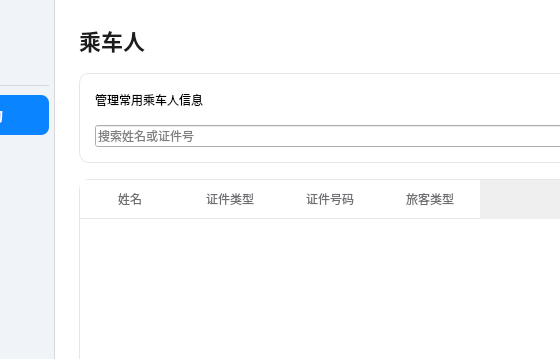
Before: the Qt Designer form src/app/mainwindow.ui in miunerofrade/seu-qt-summer-school, drawn with Qt 5; both pictures show x 105 to 665 and y 0 to 359 of the 960 by 624 pixel window.
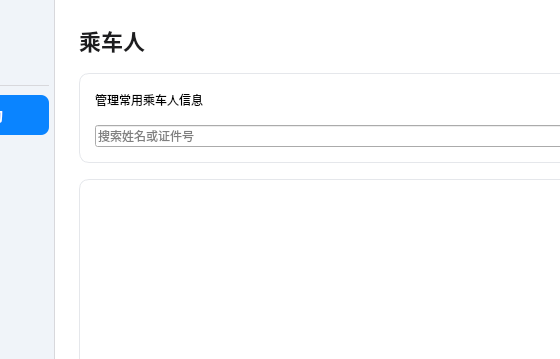
After: the same form once the commit is applied. The open tabs and pages were chosen to show the change. Icons and pictures are not drawn. Custom widgets are drawn as their Qt base class.

The edit to the form file:
```diff
--- a/src/app/mainwindow.ui
+++ b/src/app/mainwindow.ui
@@ -868,7 +868,7 @@
     border-radius: 10px;
 }
 
-QTableWidget#tablePassengers {
+QTableView#tablePassengers {
     background-color: #FFFFFF;
     border: 1px solid #E5E7EB;
     border-radius: 10px;
@@ -876,7 +876,7 @@
     gridline-color: #ECEDEF;
 }
 
-QTableWidget#tablePassengers QHeaderView::section {
+QTableView#tablePassengers QHeaderView::section {
     background-color: #FFFFFF;
     border: none;
     border-bottom: 1px solid #E5E7EB;
@@ -969,15 +969,11 @@
          </widget>
         </item>
         <item>
-         <widget class="QTableWidget" name="tablePassengers">
+         <widget class="QTableView" name="tablePassengers">
           <property name="alternatingRowColors"><bool>true</bool></property>
           <property name="selectionBehavior"><enum>QAbstractItemView::SelectionBehavior::SelectRows</enum></property>
           <property name="selectionMode"><enum>QAbstractItemView::SelectionMode::SingleSelection</enum></property>
           <property name="editTriggers"><enum>QAbstractItemView::EditTrigger::NoEditTriggers</enum></property>
-          <column><property name="text"><string>姓名</string></property></column>
-          <column><property name="text"><string>证件类型</string></property></column>
-          <column><property name="text"><string>证件号码</string></property></column>
-          <column><property name="text"><string>旅客类型</string></property></column>
          </widget>
         </item>
        </layout>
```
Left out of the diff: 5 changed lines with no effect on the pictures.
